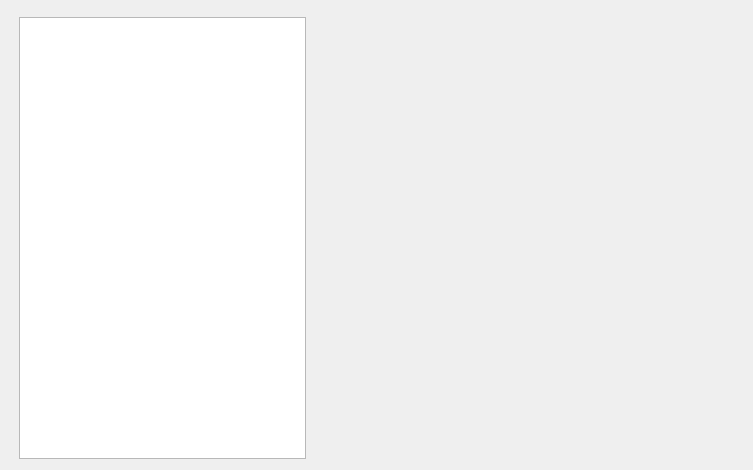
Qt form src/Widgets/home.ui (Open-Transactions/Moneychanger) before a commit.
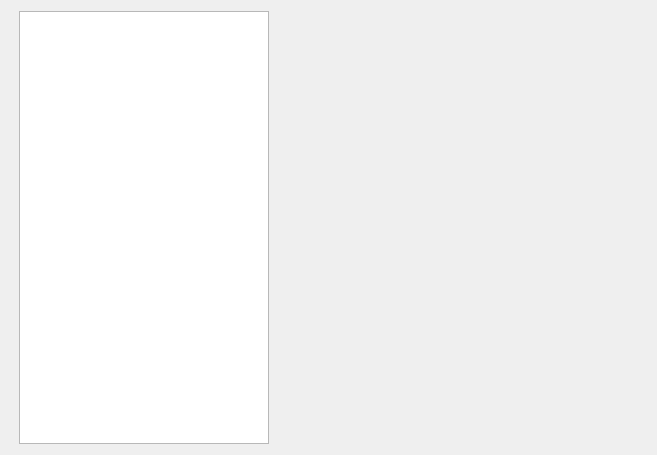
The same form after that commit.

Patch:
```diff
--- a/src/Widgets/home.ui
+++ b/src/Widgets/home.ui
@@ -6,42 +6,42 @@
    <rect>
     <x>0</x>
     <y>0</y>
-    <width>753</width>
-    <height>470</height>
+    <width>657</width>
+    <height>455</height>
    </rect>
   </property>
   <property name="windowTitle">
    <string>Transaction History</string>
   </property>
-  <layout class="QGridLayout" name="gridLayout">
-   <item row="0" column="0">
     <layout class="QVBoxLayout" name="verticalLayout">
+   <item>
+    <layout class="QHBoxLayout" name="horizontalLayout" stretch="2,3">
      <property name="sizeConstraint">
-      <enum>QLayout::SetNoConstraint</enum>
+      <enum>QLayout::SetDefaultConstraint</enum>
      </property>
-     <item>
-      <widget class="QFrame" name="headerFrame">
-       <property name="frameShape">
-        <enum>QFrame::StyledPanel</enum>
-       </property>
-       <property name="frameShadow">
-        <enum>QFrame::Raised</enum>
-       </property>
-      </widget>
-     </item>
-     <item>
-      <layout class="QHBoxLayout" name="horizontalLayout" stretch="4,6">
        <property name="leftMargin">
         <number>8</number>
        </property>
        <item>
         <widget class="QTableWidget" name="tableWidget">
+       <property name="sizePolicy">
+        <sizepolicy hsizetype="MinimumExpanding" vsizetype="MinimumExpanding">
+         <horstretch>0</horstretch>
+         <verstretch>0</verstretch>
+        </sizepolicy>
+       </property>
          <property name="minimumSize">
           <size>
            <width>250</width>
            <height>0</height>
           </size>
          </property>
+       <property name="maximumSize">
+        <size>
+         <width>400</width>
+         <height>16777215</height>
+        </size>
+       </property>
          <property name="toolTip">
           <string>Transactions</string>
          </property>
@@ -53,17 +53,12 @@
        <item>
         <widget class="QWidget" name="widget" native="true">
          <property name="sizePolicy">
-          <sizepolicy hsizetype="Preferred" vsizetype="Expanding">
+        <sizepolicy hsizetype="MinimumExpanding" vsizetype="MinimumExpanding">
            <horstretch>0</horstretch>
            <verstretch>0</verstretch>
           </sizepolicy>
          </property>
-         <property name="toolTip">
-          <string>Transaction Details</string>
-         </property>
-        </widget>
-       </item>
-      </layout>
+      </widget>
      </item>
     </layout>
    </item>
```
Lines whose indentation alone changed are shown as unchanged.
